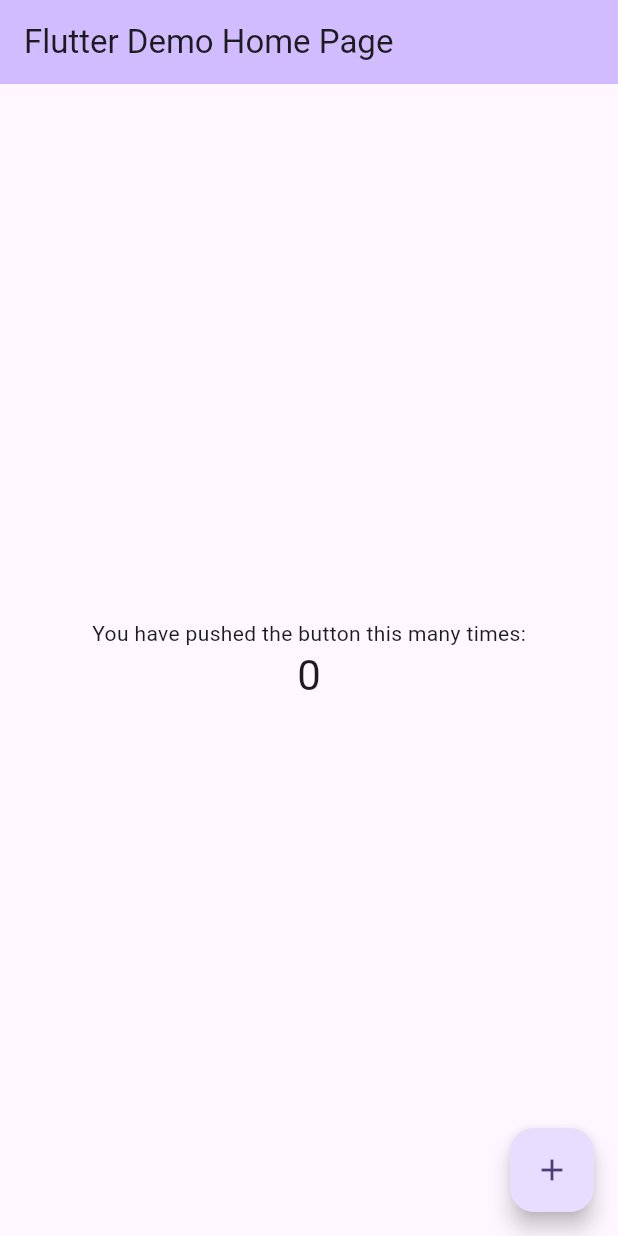
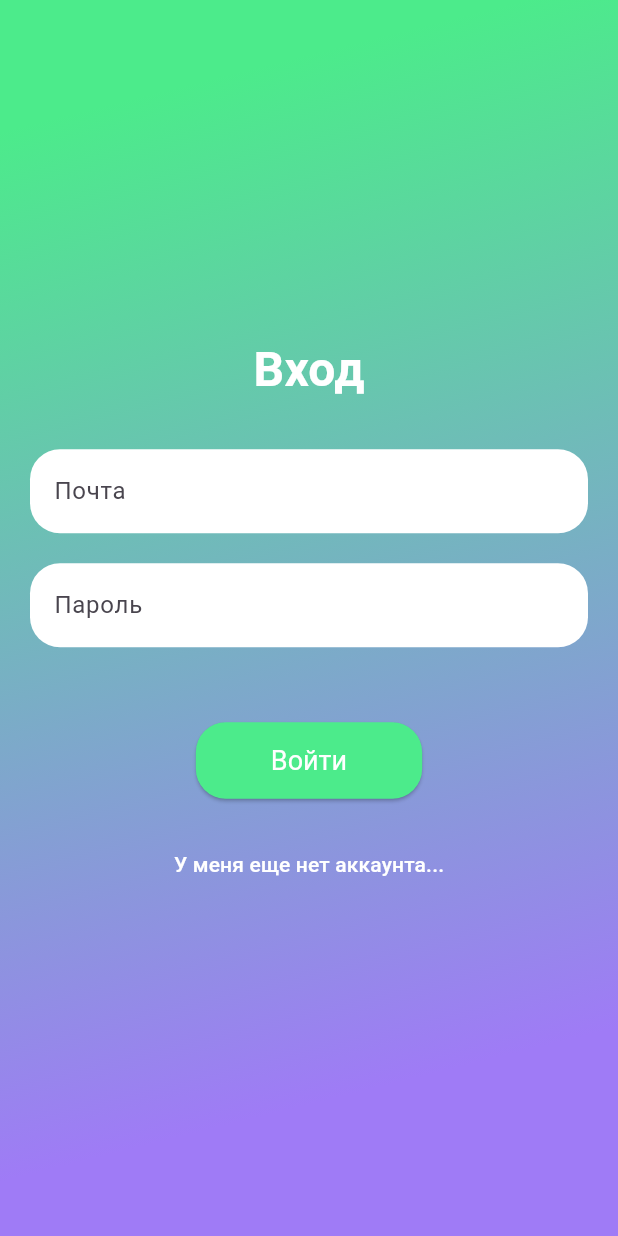
Before and after one commit to 5122022YV/zc_dodiddone, a Flutter app: the screen it shows after launch, on a phone screen of 412 x 824 dp. Run offline on Flutter 3.47's test engine with Material 3 defaults, Android fonts, the phone set to English and light mode, and no system bars.

Commit message:
login page

```diff
--- a/lib/app/app.dart
+++ b/lib/app/app.dart
@@ -1,6 +1,7 @@
 import 'package:flutter/material.dart';
-import 'package:zc_dodiddone/pages/my_home_page.dart';
+import '../pages/login_page.dart';
 import 'package:zc_dodiddone/theme/theme.dart';
+
 
 class MyApp extends StatelessWidget {
   const MyApp({super.key});
@@ -11,7 +12,7 @@ class MyApp extends StatelessWidget {
     return MaterialApp(
       title: 'Flutter Demo',
       theme: DoDidDoneTheme.lightTheme,
-      home: const MyHomePage(title: 'Flutter Demo Home Page'),
+      home: const LoginPage(),
     );
   }
 }
--- /dev/null
+++ b/lib/pages/login_page.dart
@@ -0,0 +1,135 @@
+import 'package:flutter/material.dart';
+import '../theme/theme.dart';
+
+class LoginPage extends StatefulWidget {
+  const LoginPage({Key? key}) : super(key: key);
+
+  @override
+  State<LoginPage> createState() => _LoginPageState();
+}
+
+class _LoginPageState extends State<LoginPage> {
+  bool isLogin = true; // Флаг для определения режима (вход/регистрация)
+
+  @override
+  Widget build(BuildContext context) {
+    return Scaffold(
+      body: Container(
+        decoration: BoxDecoration(
+          gradient: LinearGradient(
+            begin: Alignment.topLeft,
+            end: Alignment.bottomCenter,
+            colors: isLogin
+                ? [
+                    DoDidDoneTheme.lightTheme.colorScheme.secondary,
+                    DoDidDoneTheme.lightTheme.colorScheme.primary,
+                  ]
+                : [
+                    DoDidDoneTheme.lightTheme.colorScheme.primary,
+                    DoDidDoneTheme.lightTheme.colorScheme.secondary,
+                  ],
+            stops: const [0.1, 0.9], // Основной цвет занимает 90% пространства
+          ),
+        ),
+        child: Padding(
+          padding: const EdgeInsets.all(20.0),
+          child: Column(
+            mainAxisAlignment: MainAxisAlignment.center,
+            children: [
+              // Заголовок
+              Text(
+                isLogin ? 'Вход' : 'Регистрация', // Заголовок "Вход" или "Регистрация"
+                style: TextStyle(
+                  fontSize: 32,
+                  fontWeight: FontWeight.bold,
+                  color: Colors.white, // Белый цвет текста
+                ),
+              ),
+              const SizedBox(height: 30),
+
+              // Поле логина
+              TextField(
+                decoration: InputDecoration(
+                  hintText: 'Почта',
+                  filled: true,
+                  fillColor: Colors.white,
+                  border: OutlineInputBorder(
+                    borderRadius: BorderRadius.all(Radius.circular(20)),
+                    borderSide: BorderSide.none,
+                  ),
+                ),
+              ),
+              const SizedBox(height: 20),
+
+              // Поле пароля
+              TextField(
+                obscureText: true,
+                decoration: InputDecoration(
+                  hintText: 'Пароль',
+                  filled: true,
+                  fillColor: Colors.white,
+                  border: OutlineInputBorder(
+                    borderRadius: BorderRadius.all(Radius.circular(20)),
+                    borderSide: BorderSide.none,
+                  ),
+                ),
+              ),
+              const SizedBox(height: 20),
+
+              // Поле "Повторить пароль" (только для регистрации)
+              if (!isLogin)
+                TextField(
+                  obscureText: true,
+                  decoration: InputDecoration(
+                    hintText: 'Повторить пароль',
+                    filled: true,
+                    fillColor: Colors.white,
+                    border: OutlineInputBorder(
+                      borderRadius: BorderRadius.all(Radius.circular(20)),
+                      borderSide: BorderSide.none,
+                    ),
+                  ),
+                ),
+              const SizedBox(height: 30),
+
+              // Кнопка "Войти"
+              ElevatedButton(
+                onPressed: () {}, // Пока не реализовано
+                style: ElevatedButton.styleFrom(
+                  backgroundColor: !isLogin
+                      ? DoDidDoneTheme.lightTheme.colorScheme.primary
+                      : DoDidDoneTheme.lightTheme.colorScheme.secondary, // Цвет фона кнопки? DoDidDoneTheme.lightTheme.colorScheme.primary
+                  padding: const EdgeInsets.symmetric(
+                      horizontal: 50, vertical: 15),
+                  textStyle: const TextStyle(fontSize: 18),
+                  shape: RoundedRectangleBorder(
+                    borderRadius: BorderRadius.circular(20),
+                  ),
+                ),
+                child: Text(isLogin ? 'Войти' : 'Зарегистрироваться'), // "Войти" или "Зарегистрироваться"
+              ),
+              const SizedBox(height: 20),
+
+              // Кнопка "У меня еще нет аккаунта"
+              TextButton(
+                onPressed: () {
+                  setState(() {
+                    isLogin = !isLogin; // Переключение состояния
+                  });
+                },
+                child: Text(
+                  isLogin
+                      ? 'У меня еще нет аккаунта...'
+                      : 'Уже есть аккаунт...', // Текст меняется в зависимости от состояния
+                  style: TextStyle(
+                    color: Colors.white,
+                  ),
+                ),
+              ),
+            ],
+          ),
+        ),
+      ),
+    );
+  }
+}
--- a/lib/pages/my_home_page.dart
+++ /dev/null
@@ -1,49 +0,0 @@
-import 'package:flutter/material.dart';
-
-class MyHomePage extends StatefulWidget {
-  const MyHomePage({super.key, required this.title});
-
-  final String title;
-
-  @override
-  State<MyHomePage> createState() => _MyHomePageState();
-}
-
-class _MyHomePageState extends State<MyHomePage> {
-  int _counter = 0;
-
-  void _incrementCounter() {
-    setState(() {
-      _counter++;
-    });
-  }
-
-  @override
-  Widget build(BuildContext context) {
-    return Scaffold(
-      appBar: AppBar(
-        backgroundColor: Theme.of(context).colorScheme.inversePrimary,
-        title: Text(widget.title),
-      ),
-      body: Center(
-        child: Column(
-          mainAxisAlignment: MainAxisAlignment.center,
-          children: <Widget>[
-            const Text(
-              'You have pushed the button this many times:',
-            ),
-            Text(
-              '$_counter',
-              style: Theme.of(context).textTheme.headlineMedium,
-            ),
-          ],
-        ),
-      ),
-      floatingActionButton: FloatingActionButton(
-        onPressed: _incrementCounter,
-        tooltip: 'Increment',
-        child: const Icon(Icons.add),
-      ), // This trailing comma makes auto-formatting nicer for build methods.
-    );
-  }
-}
--- a/lib/theme/theme.dart
+++ b/lib/theme/theme.dart
@@ -9,5 +9,14 @@ class DoDidDoneTheme {
       secondary: const Color(0xFF4ceb8b), // Secondary color
     ),
     useMaterial3: true,
+    // Добавляем стиль для кнопок
+    elevatedButtonTheme: ElevatedButtonThemeData(
+      style: ButtonStyle(
+        foregroundColor: MaterialStateProperty.all<Color>(Colors.white),
+        textStyle: MaterialStateProperty.all<TextStyle>(
+          const TextStyle(color: Colors.white), // Белый текст
+        ),
+      ),
+    ),
   );
 }
```
